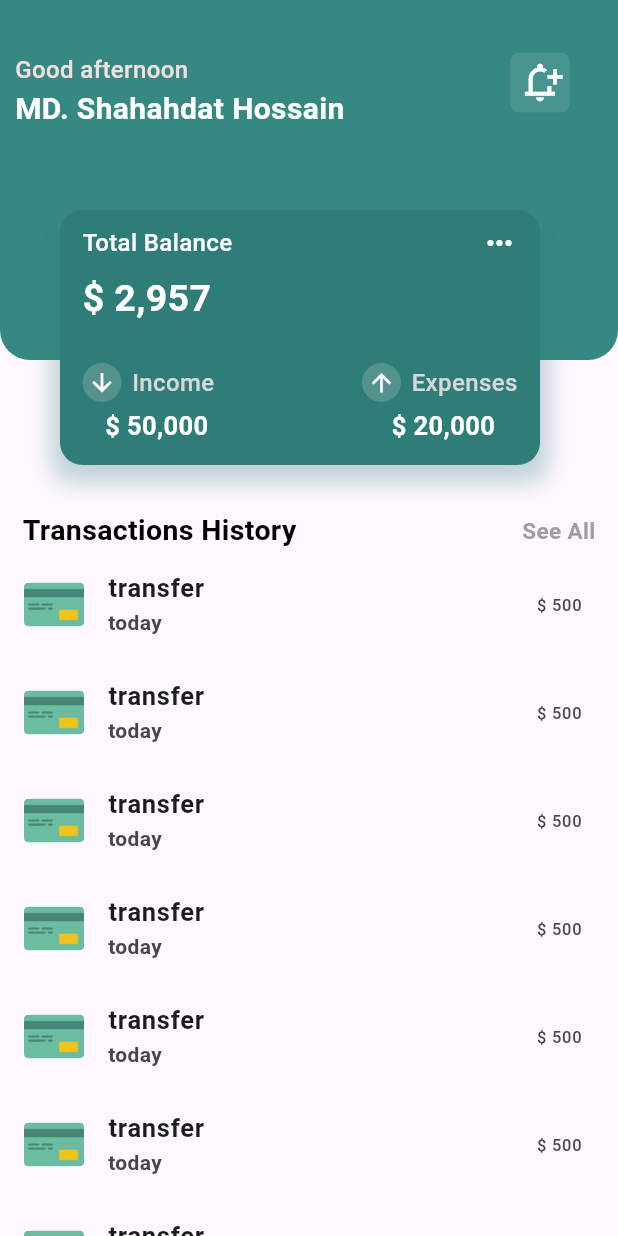
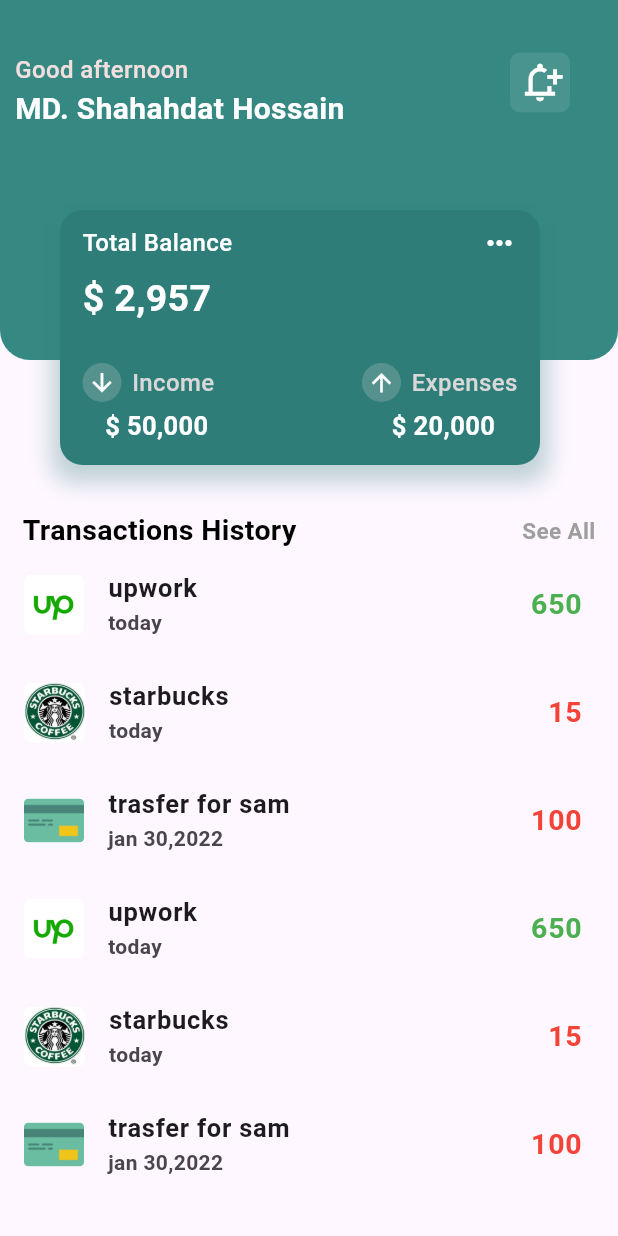
Before and after one commit to shahadat-coder/Finance-App, a Flutter app: the screen it shows after launch, on a phone screen of 412 x 824 dp. Run offline on Flutter 3.47's test engine with Material 3 defaults, Android fonts, the phone set to English and light mode, and no system bars.

```diff
--- /dev/null
+++ b/lib/data/listdata.dart
@@ -0,0 +1,23 @@
+import 'package:managment/data/1.dart';
+
+List<money> geter() {
+  money upwork = money();
+  upwork.name = 'upwork';
+  upwork.fee = '650';
+  upwork.time = 'today';
+  upwork.image = 'up.png';
+  upwork.buy = false;
+  money starbucks = money();
+  starbucks.buy = true;
+  starbucks.fee = '15';
+  starbucks.image = 'star.png';
+  starbucks.name = 'starbucks';
+  starbucks.time = 'today';
+  money trasfer = money();
+  trasfer.buy = true;
+  trasfer.fee = '100';
+  trasfer.image = 'Transfer.png';
+  trasfer.name = 'trasfer for sam';
+  trasfer.time = 'jan 30,2022';
+  return [upwork, starbucks, trasfer, upwork, starbucks, trasfer];
+}
--- a/lib/screens/home.dart
+++ b/lib/screens/home.dart
@@ -1,5 +1,6 @@
 
 import 'package:flutter/material.dart';
+import 'package:managment/data/listdata.dart';
 
 class HomePage extends StatelessWidget {
   const HomePage({super.key});
@@ -41,22 +42,31 @@ class HomePage extends StatelessWidget {
                 return ListTile(
                   leading: ClipRRect(
                     borderRadius: BorderRadius.circular(5),
-                    child: Image.asset('images/Transfer.png',height: 40,),
+                    child: Image.asset('images/${geter()[index].image!}',height: 40,),
                   ),
-                  title: Text('transfer',
+                  title: Text(
+                    geter()[index].name!,
                     style: TextStyle(
                       fontSize: 17,
                       fontWeight: FontWeight.w600,
                     ),
                   ),
-                  subtitle:Text('today',
+                  subtitle:Text(geter()[index].time!,
                     style: TextStyle(
                       fontWeight: FontWeight.w600,
                     ),
                   ),
-                  trailing: Text('\$ 500'),
+                  trailing: Text(geter()[index].fee!,style: TextStyle(
+                fontWeight: FontWeight.w600,
+                    fontSize: 19,
+                    color: geter()[index].buy! ? Colors.red : Colors.green,
+                ),
+                  )
                 );
-              }))
+              },
+                childCount: geter().length,
+              ))
+
             ],
           ),
       ),
```
Also changed, not shown: lib/data/1.dart (added, +7 -0 lines), lib/data/top.dart (added, +18 -0 lines), images/star.png (added), images/up.png (added).
